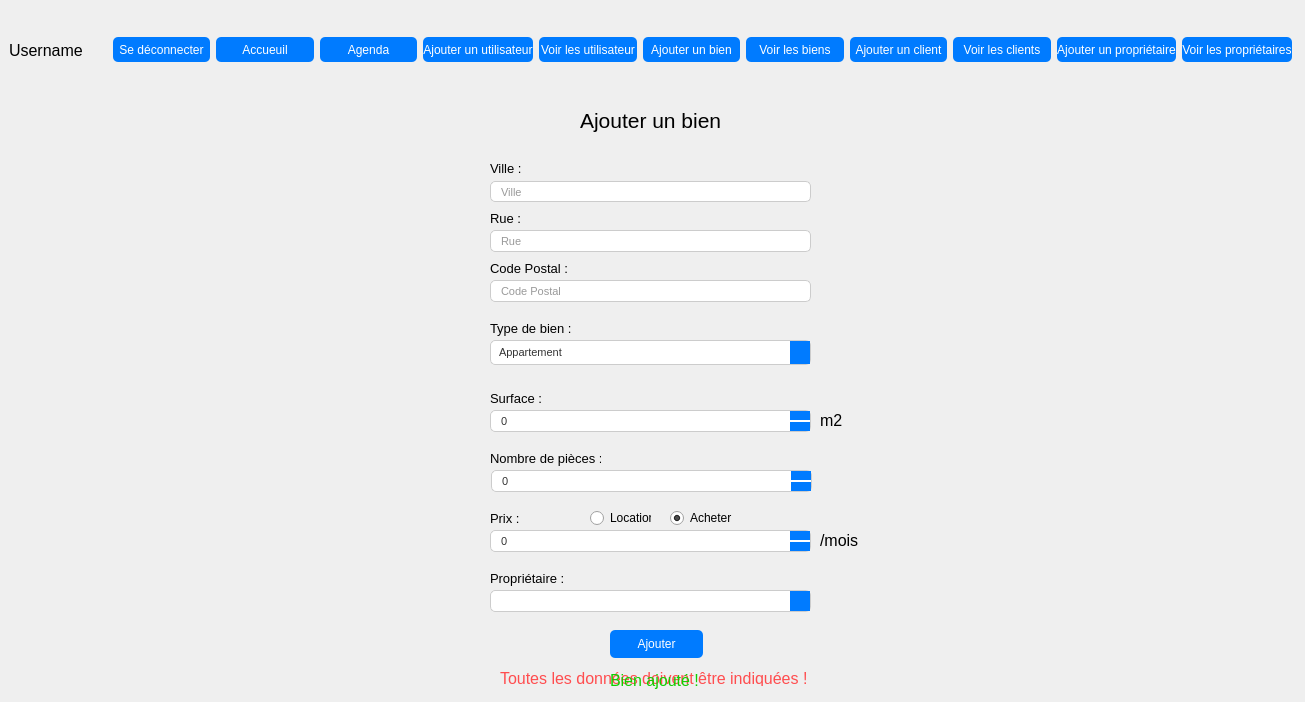
The window that core/GUI/interface.ui (LixNew2/Grimmo) describes before a commit, drawn with Qt 5.
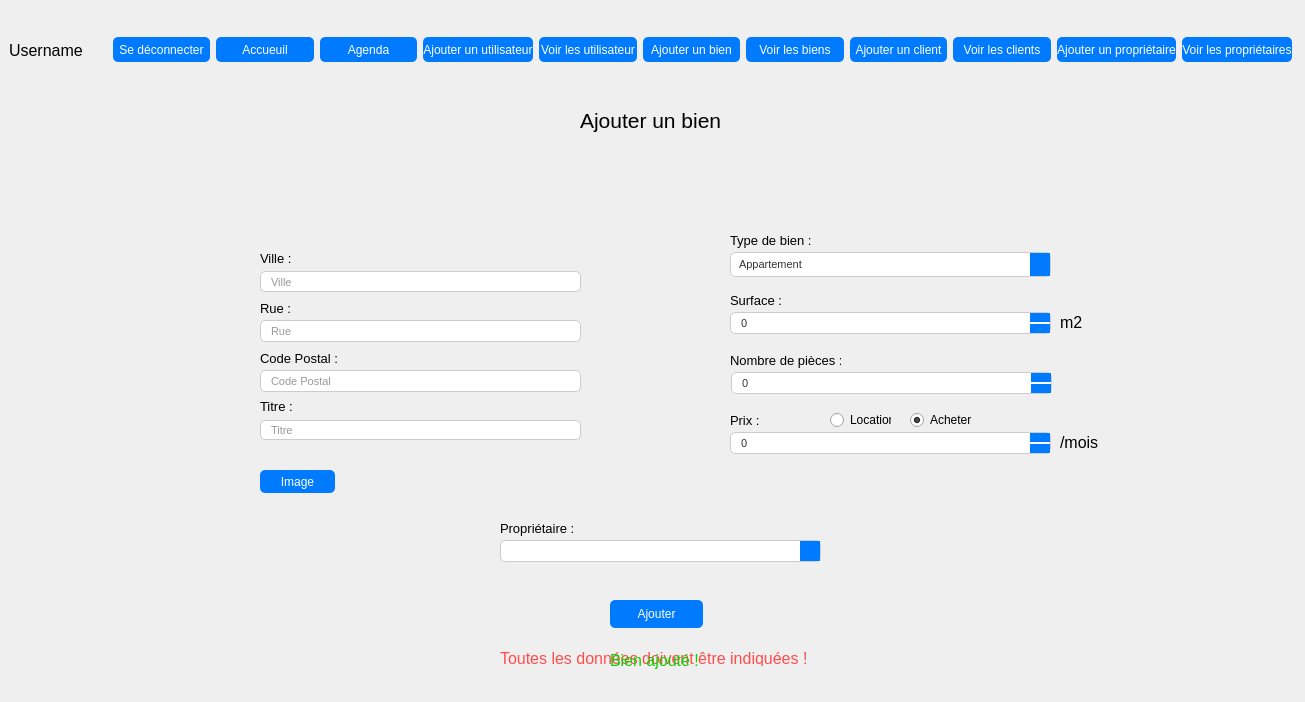
The same window after the commit. The open tabs and pages were chosen to show the change.

Diff of the .ui file:
```diff
--- a/core/GUI/interface.ui
+++ b/core/GUI/interface.ui
@@ -442,8 +442,8 @@
      <widget class="QLabel" name="label_4">
       <property name="geometry">
        <rect>
-        <x>480</x>
-        <y>220</y>
+        <x>250</x>
+        <y>310</y>
         <width>55</width>
         <height>16</height>
        </rect>
@@ -460,8 +460,8 @@
      <widget class="QLabel" name="label_5">
       <property name="geometry">
        <rect>
-        <x>480</x>
-        <y>270</y>
+        <x>250</x>
+        <y>360</y>
         <width>91</width>
         <height>16</height>
        </rect>
@@ -478,8 +478,8 @@
      <widget class="QLineEdit" name="add_ville_add_bien">
       <property name="geometry">
        <rect>
-        <x>480</x>
-        <y>191</y>
+        <x>250</x>
+        <y>281</y>
         <width>321</width>
         <height>21</height>
        </rect>
@@ -512,8 +512,8 @@
      <widget class="QLineEdit" name="add_rue_add_bien">
       <property name="geometry">
        <rect>
-        <x>480</x>
-        <y>240</y>
+        <x>250</x>
+        <y>330</y>
         <width>321</width>
         <height>22</height>
        </rect>
@@ -546,8 +546,8 @@
      <widget class="QLineEdit" name="add_postal_add_bien">
       <property name="geometry">
        <rect>
-        <x>480</x>
-        <y>290</y>
+        <x>250</x>
+        <y>380</y>
         <width>321</width>
         <height>22</height>
        </rect>
@@ -580,8 +580,8 @@
      <widget class="QLabel" name="label_6">
       <property name="geometry">
        <rect>
-        <x>480</x>
-        <y>330</y>
+        <x>720</x>
+        <y>242</y>
         <width>91</width>
         <height>16</height>
        </rect>
@@ -598,8 +598,8 @@
      <widget class="QLabel" name="label_7">
       <property name="geometry">
        <rect>
-        <x>480</x>
-        <y>400</y>
+        <x>720</x>
+        <y>302</y>
         <width>55</width>
         <height>16</height>
        </rect>
@@ -616,8 +616,8 @@
      <widget class="QLabel" name="label_8">
       <property name="geometry">
        <rect>
-        <x>480</x>
-        <y>460</y>
+        <x>720</x>
+        <y>362</y>
         <width>111</width>
         <height>16</height>
        </rect>
@@ -634,8 +634,8 @@
      <widget class="QLabel" name="label_9">
       <property name="geometry">
        <rect>
-        <x>480</x>
-        <y>170</y>
+        <x>250</x>
+        <y>260</y>
         <width>55</width>
         <height>16</height>
        </rect>
@@ -652,8 +652,8 @@
      <widget class="QRadioButton" name="location_add_bien">
       <property name="geometry">
        <rect>
-        <x>580</x>
-        <y>518</y>
+        <x>820</x>
+        <y>420</y>
         <width>61</width>
         <height>20</height>
        </rect>
@@ -665,8 +665,8 @@
      <widget class="QRadioButton" name="acheter_add_bien">
       <property name="geometry">
        <rect>
-        <x>660</x>
-        <y>518</y>
+        <x>900</x>
+        <y>420</y>
         <width>95</width>
         <height>20</height>
        </rect>
@@ -681,8 +681,8 @@
      <widget class="QComboBox" name="add_type_add_bien">
       <property name="geometry">
        <rect>
-        <x>480</x>
-        <y>350</y>
+        <x>720</x>
+        <y>262</y>
         <width>321</width>
         <height>25</height>
        </rect>
@@ -746,8 +746,8 @@
      <widget class="QSpinBox" name="nbr_room_add_bien">
       <property name="geometry">
        <rect>
-        <x>481</x>
-        <y>480</y>
+        <x>721</x>
+        <y>382</y>
         <width>321</width>
         <height>22</height>
        </rect>
@@ -800,7 +800,7 @@
       <property name="geometry">
        <rect>
         <x>600</x>
-        <y>640</y>
+        <y>610</y>
         <width>93</width>
         <height>28</height>
        </rect>
@@ -830,8 +830,8 @@
      <widget class="QLabel" name="mois_label">
       <property name="geometry">
        <rect>
-        <x>810</x>
-        <y>540</y>
+        <x>1050</x>
+        <y>442</y>
         <width>71</width>
         <height>21</height>
        </rect>
@@ -850,8 +850,8 @@
      <widget class="QSpinBox" name="add_surface_add_bien">
       <property name="geometry">
        <rect>
-        <x>480</x>
-        <y>420</y>
+        <x>720</x>
+        <y>322</y>
         <width>321</width>
         <height>22</height>
        </rect>
@@ -903,8 +903,8 @@
      <widget class="QSpinBox" name="price_entry_add_bien">
       <property name="geometry">
        <rect>
-        <x>480</x>
-        <y>540</y>
+        <x>720</x>
+        <y>442</y>
         <width>321</width>
         <height>22</height>
        </rect>
@@ -956,8 +956,8 @@
      <widget class="QLabel" name="label_14">
       <property name="geometry">
        <rect>
-        <x>810</x>
-        <y>422</y>
+        <x>1050</x>
+        <y>324</y>
         <width>55</width>
         <height>16</height>
        </rect>
@@ -997,7 +997,7 @@
       <property name="geometry">
        <rect>
         <x>490</x>
-        <y>680</y>
+        <y>660</y>
         <width>321</width>
         <height>16</height>
        </rect>
@@ -1018,7 +1018,7 @@
       <property name="geometry">
        <rect>
         <x>600</x>
-        <y>680</y>
+        <y>660</y>
         <width>101</width>
         <height>20</height>
        </rect>
@@ -1038,8 +1038,8 @@
      <widget class="QLabel" name="label_18">
       <property name="geometry">
        <rect>
-        <x>480</x>
-        <y>520</y>
+        <x>720</x>
+        <y>422</y>
         <width>41</width>
         <height>16</height>
        </rect>
@@ -1056,8 +1056,8 @@
      <widget class="QComboBox" name="owner_combo_box">
       <property name="geometry">
        <rect>
-        <x>480</x>
-        <y>600</y>
+        <x>490</x>
+        <y>550</y>
         <width>321</width>
         <height>22</height>
        </rect>
@@ -1103,8 +1103,8 @@
      <widget class="QLabel" name="label_21">
       <property name="geometry">
        <rect>
-        <x>480</x>
-        <y>580</y>
+        <x>490</x>
+        <y>530</y>
         <width>81</width>
         <height>16</height>
        </rect>
@@ -1118,6 +1118,102 @@
        <string>Propriétaire :</string>
       </property>
      </widget>
+     <widget class="QPushButton" name="image_btn">
+      <property name="geometry">
+       <rect>
+        <x>250</x>
+        <y>480</y>
+        <width>75</width>
+        <height>23</height>
+       </rect>
+      </property>
+      <property name="styleSheet">
+       <string notr="true">QPushButton
+{
+	color: rgb(255, 255, 255);
+	background-color:rgb(0, 123, 255);
+	border-radius: 5px;
+	height:20px;
+;
+}
+
+QPushButton:hover
+{
+	color: rgb(255, 255, 255);
+	background-color:rgb(0, 86, 210);
+	border-radius: 5px;
+	height:20px;
+}</string>
+      </property>
+      <property name="text">
+       <string>Image</string>
+      </property>
+     </widget>
+     <widget class="QLabel" name="url">
+      <property name="geometry">
+       <rect>
+        <x>340</x>
+        <y>480</y>
+        <width>701</width>
+        <height>21</height>
+       </rect>
+      </property>
+      <property name="text">
+       <string/>
+      </property>
+     </widget>
+     <widget class="QLabel" name="label_22">
+      <property name="geometry">
+       <rect>
+        <x>250</x>
+        <y>410</y>
+        <width>47</width>
+        <height>13</height>
+       </rect>
+      </property>
+      <property name="font">
+       <font>
+        <pointsize>10</pointsize>
+       </font>
+      </property>
+      <property name="text">
+       <string>Titre :</string>
+      </property>
+     </widget>
+     <widget class="QLineEdit" name="good_title">
+      <property name="geometry">
+       <rect>
+        <x>250</x>
+        <y>430</y>
+        <width>321</width>
+        <height>20</height>
+       </rect>
+      </property>
+      <property name="styleSheet">
+       <string notr="true">QLineEdit {
+    background-color: #ffffff;
+    color: #333;
+    border: 1px solid #ccc;
+    border-radius: 5px;
+    padding: 4px 8px;
+    font-size: 11px;
+}
+
+/* Effet survol (hover) */
+QLineEdit:hover {
+    border: 1px solid rgb(0, 123, 255);
+}
+
+/* Focus (quand l'utilisateur clique dedans) */
+QLineEdit:focus {
+    border: 2px solid rgb(0, 123, 255);
+    background-color: #f0f8ff;
+}</string>
+      </property>
+      <property name="placeholderText">
+       <string>Titre</string>
+      </property>
+     </widget>
     </widget>
     <widget class="QWidget" name="agenda_2">
      <widget class="QWidget" name="horizontalLayoutWidget_6">
```
Left out of the diff: 437 changed lines with no effect on the pictures.
